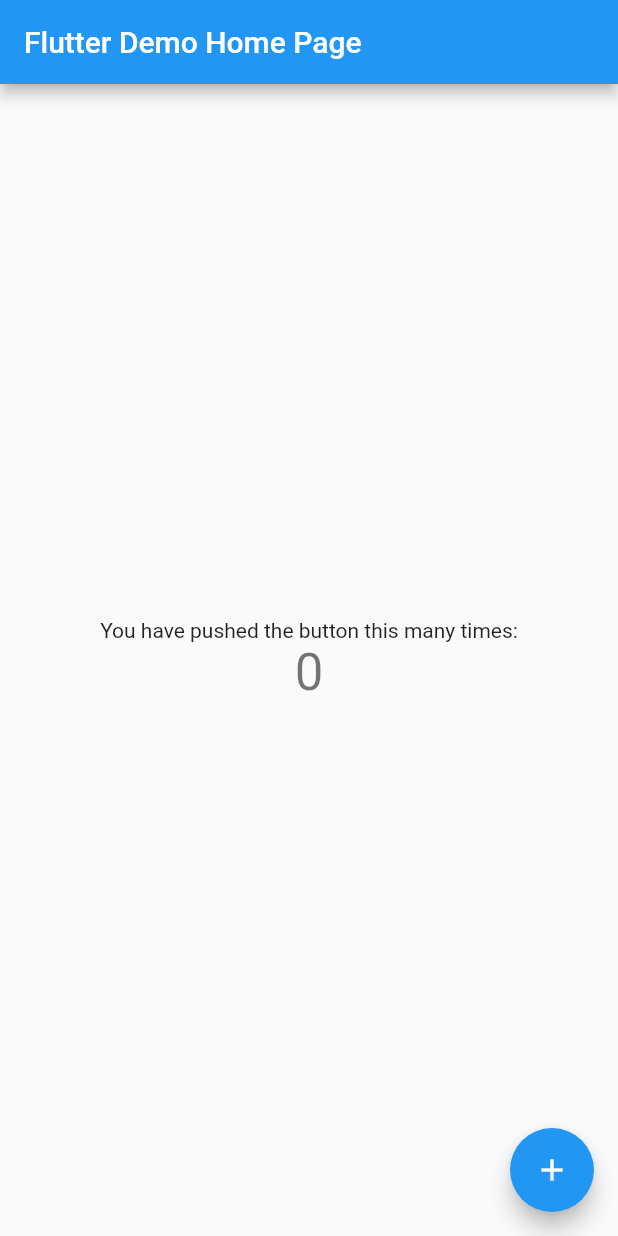
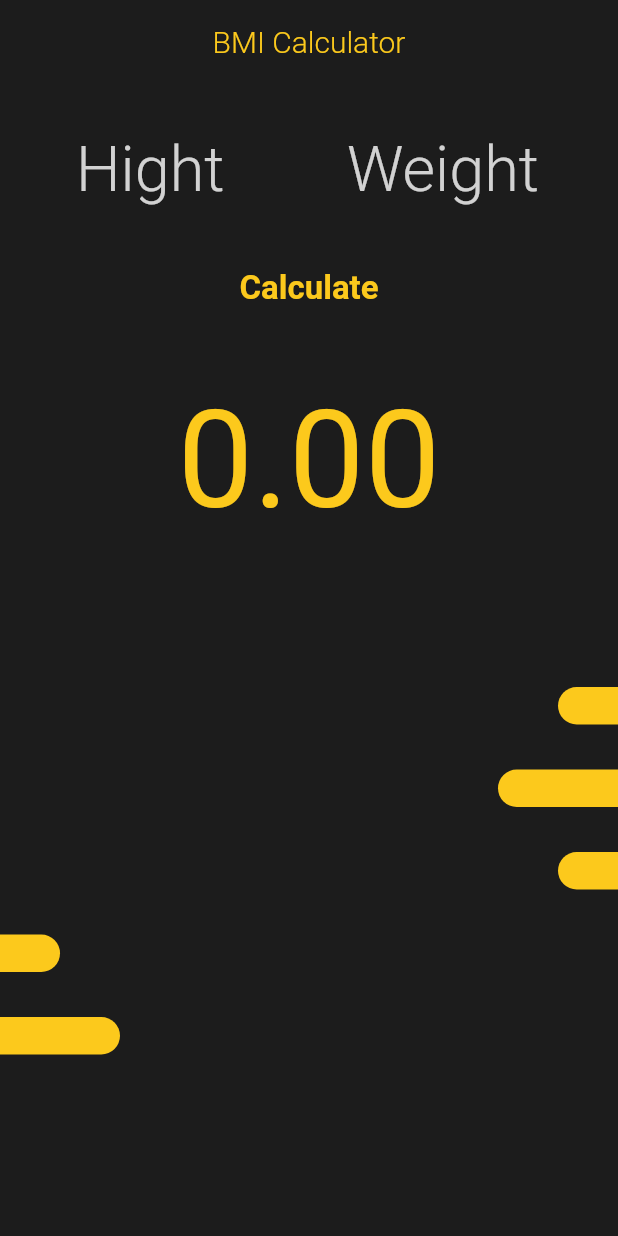
Before and after one commit to Mohammed-Salh/bodymasscollculater, a Flutter app: the screen it shows after launch, on a phone screen of 412 x 824 dp. Run offline on Flutter 3.47's test engine with Material 2 defaults, Android fonts, the phone set to English and light mode, and no system bars.

Commit message:
final Commit

```diff
--- /dev/null
+++ b/lib/constants/app_constants.dart
@@ -0,0 +1,4 @@
+import 'package:flutter/material.dart';
+
+final Color mainHexColor = Color(0xFF1C1C1C);
+final Color accentHexColor = Color(0xFFFCC91C);
--- a/lib/main.dart
+++ b/lib/main.dart
@@ -1,3 +1,4 @@
+import 'package:bodymasscollculater/screans/home.dart';
 import 'package:flutter/material.dart';
 
 void main() {
@@ -7,109 +8,18 @@
 class MyApp extends StatelessWidget {
   const MyApp({Key? key}) : super(key: key);
 
-  // This widget is the root of your application.
   @override
   Widget build(BuildContext context) {
     return MaterialApp(
-      title: 'Flutter Demo',
+      title: 'BMI  Calculator',
+      debugShowCheckedModeBanner: false,
       theme: ThemeData(
-        // This is the theme of your application.
+        primaryColor: Colors.yellow,
         //
-        // Try running your application with "flutter run". You'll see the
-        // application has a blue toolbar. Then, without quitting the app, try
-        // changing the primarySwatch below to Colors.green and then invoke
-        // "hot reload" (press "r" in the console where you ran "flutter run",
-        // or simply save your changes to "hot reload" in a Flutter IDE).
-        // Notice that the counter didn't reset back to zero; the application
-        // is not restarted.
-        primarySwatch: Colors.blue,
+        visualDensity: VisualDensity.adaptivePlatformDensity,
+        //
       ),
-      home: const MyHomePage(title: 'Flutter Demo Home Page'),
+      home: HomeScrean(),
     );
   }
 }
-
-class MyHomePage extends StatefulWidget {
-  const MyHomePage({Key? key, required this.title}) : super(key: key);
-
-  // This widget is the home page of your application. It is stateful, meaning
-  // that it has a State object (defined below) that contains fields that affect
-  // how it looks.
-
-  // This class is the configuration for the state. It holds the values (in this
-  // case the title) provided by the parent (in this case the App widget) and
-  // used by the build method of the State. Fields in a Widget subclass are
-  // always marked "final".
-
-  final String title;
-
-  @override
-  State<MyHomePage> createState() => _MyHomePageState();
-}
-
-class _MyHomePageState extends State<MyHomePage> {
-  int _counter = 0;
-
-  void _incrementCounter() {
-    setState(() {
-      // This call to setState tells the Flutter framework that something has
-      // changed in this State, which causes it to rerun the build method below
-      // so that the display can reflect the updated values. If we changed
-      // _counter without calling setState(), then the build method would not be
-      // called again, and so nothing would appear to happen.
-      _counter++;
-    });
-  }
-
-  @override
-  Widget build(BuildContext context) {
-    // This method is rerun every time setState is called, for instance as done
-    // by the _incrementCounter method above.
-    //
-    // The Flutter framework has been optimized to make rerunning build methods
-    // fast, so that you can just rebuild anything that needs updating rather
-    // than having to individually change instances of widgets.
-    return Scaffold(
-      appBar: AppBar(
-        // Here we take the value from the MyHomePage object that was created by
-        // the App.build method, and use it to set our appbar title.
-        title: Text(widget.title),
-      ),
-      body: Center(
-        // Center is a layout widget. It takes a single child and positions it
-        // in the middle of the parent.
-        child: Column(
-          // Column is also a layout widget. It takes a list of children and
-          // arranges them vertically. By default, it sizes itself to fit its
-          // children horizontally, and tries to be as tall as its parent.
-          //
-          // Invoke "debug painting" (press "p" in the console, choose the
-          // "Toggle Debug Paint" action from the Flutter Inspector in Android
-          // Studio, or the "Toggle Debug Paint" command in Visual Studio Code)
-          // to see the wireframe for each widget.
-          //
-          // Column has various properties to control how it sizes itself and
-          // how it positions its children. Here we use mainAxisAlignment to
-          // center the children vertically; the main axis here is the vertical
-          // axis because Columns are vertical (the cross axis would be
-          // horizontal).
-          mainAxisAlignment: MainAxisAlignment.center,
-          children: <Widget>[
-            const Text(
-              'You have pushed the button this many times:',
-            ),
-            Text(
-              '$_counter',
-              style: Theme.of(context).textTheme.headline4,
-            ),
-          ],
-        ),
-      ),
-      floatingActionButton: FloatingActionButton(
-        onPressed: _incrementCounter,
-        tooltip: 'Increment',
-        child: const Icon(Icons.add),
-      ), // This trailing comma makes auto-formatting nicer for build methods.
-    );
-  }
-}
--- /dev/null
+++ b/lib/screans/home.dart
@@ -0,0 +1,169 @@
+import 'package:flutter/material.dart';
+import '../widgets/left_bar.dart';
+import '../widgets/right_bar.dart';
+import '../constants/app_constants.dart';
+
+class HomeScrean extends StatefulWidget {
+  HomeScrean({Key? key}) : super(key: key);
+
+  @override
+  State<HomeScrean> createState() => _HomeScreanState();
+}
+
+class _HomeScreanState extends State<HomeScrean> {
+  TextEditingController _heightController = TextEditingController();
+  TextEditingController _weightController = TextEditingController();
+  double _bmiResult = 0;
+  String _textResult = " ";
+  @override
+  Widget build(BuildContext context) {
+    return Scaffold(
+      appBar: AppBar(
+        title: Text(
+          'BMI Calculator',
+          style: TextStyle(
+            color: accentHexColor,
+            fontWeight: FontWeight.w300,
+          ),
+        ),
+        backgroundColor: Colors.transparent,
+        elevation: 0,
+        centerTitle: true,
+      ),
+      backgroundColor: mainHexColor,
+      body: SingleChildScrollView(
+        child: Column(
+          children: [
+            SizedBox(
+              height: 20,
+            ),
+            Row(
+              mainAxisAlignment: MainAxisAlignment.spaceEvenly,
+              children: [
+                Container(
+                  width: 130,
+                  child: TextField(
+                    controller: _heightController,
+                    style: TextStyle(
+                      fontSize: 42,
+                      fontWeight: FontWeight.w300,
+                      color: accentHexColor,
+                    ),
+                    keyboardType: TextInputType.number,
+                    decoration: InputDecoration(
+                      border: InputBorder.none,
+                      hintText: "Hight",
+                      hintStyle: TextStyle(
+                        fontSize: 42,
+                        fontWeight: FontWeight.w300,
+                        color: Colors.white.withOpacity(0.8),
+                      ),
+                    ),
+                  ),
+                ),
+                Container(
+                  width: 130,
+                  child: TextField(
+                    controller: _weightController,
+                    style: TextStyle(
+                      fontSize: 42,
+                      fontWeight: FontWeight.w300,
+                      color: accentHexColor,
+                    ),
+                    keyboardType: TextInputType.number,
+                    decoration: InputDecoration(
+                      border: InputBorder.none,
+                      hintText: "Weight",
+                      hintStyle: TextStyle(
+                        fontSize: 42,
+                        fontWeight: FontWeight.w300,
+                        color: Colors.white.withOpacity(0.8),
+                      ),
+                    ),
+                  ),
+                )
+              ],
+            ),
+            const SizedBox(
+              height: 30,
+            ),
+            GestureDetector(
+              onTap: () {
+                double _h = double.parse(_heightController.text);
+                double _w = double.parse(_weightController.text);
+                setState(() {
+                  _bmiResult = _w / (_h * _h);
+                  if (_bmiResult > 25) {
+                    _textResult = "You are fat";
+                  } else if (_bmiResult >= 18.5 && _bmiResult <= 25) {
+                    _textResult = "Normal";
+                  } else {
+                    _textResult = "thin";
+                  }
+                });
+              },
+              child: Container(
+                child: Text(
+                  "Calculate",
+                  style: TextStyle(
+                      fontSize: 22,
+                      fontWeight: FontWeight.bold,
+                      color: accentHexColor),
+                ),
+              ),
+            ),
+            SizedBox(
+              height: 50,
+            ),
+            Container(
+              child: Text(
+                _bmiResult.toStringAsFixed(2),
+                style: TextStyle(
+                    fontSize: 90,
+                    fontWeight: FontWeight.w400,
+                    color: accentHexColor),
+              ),
+            ),
+            SizedBox(
+              height: 30,
+            ),
+            Visibility(
+              visible: _textResult.isNotEmpty,
+              child: Container(
+                child: Text(
+                  _textResult,
+                  style: TextStyle(
+                      fontSize: 32,
+                      fontWeight: FontWeight.w400,
+                      color: accentHexColor),
+                ),
+              ),
+            ),
+            SizedBox(
+              height: 30,
+            ),
+            LeftBar(barWidght: 40),
+            SizedBox(
+              height: 30,
+            ),
+            LeftBar(barWidght: 80),
+            SizedBox(
+              height: 30,
+            ),
+            LeftBar(barWidght: 40),
+            //
+            //
+            SizedBox(
+              height: 30,
+            ),
+            RightBar(barWidght: 40),
+            SizedBox(
+              height: 30,
+            ),
+            RightBar(barWidght: 80),
+          ],
+        ),
+      ),
+    );
+  }
+}
--- /dev/null
+++ b/lib/widgets/left_bar.dart
@@ -0,0 +1,29 @@
+import '../constants/app_constants.dart';
+import 'package:flutter/material.dart';
+
+class LeftBar extends StatelessWidget {
+  final double barWidght;
+  const LeftBar({
+    Key? key,
+    required this.barWidght,
+  }) : super(key: key);
+
+  @override
+  Widget build(BuildContext context) {
+    return Row(
+      mainAxisAlignment: MainAxisAlignment.end,
+      children: [
+        Container(
+          height: 25,
+          width: barWidght,
+          decoration: BoxDecoration(
+              borderRadius: BorderRadius.only(
+                topLeft: Radius.circular(20),
+                bottomLeft: Radius.circular(20),
+              ),
+              color: accentHexColor),
+        )
+      ],
+    );
+  }
+}
--- /dev/null
+++ b/lib/widgets/right_bar.dart
@@ -0,0 +1,29 @@
+import '../constants/app_constants.dart';
+import 'package:flutter/material.dart';
+
+class RightBar extends StatelessWidget {
+  final double barWidght;
+  const RightBar({
+    Key? key,
+    required this.barWidght,
+  }) : super(key: key);
+
+  @override
+  Widget build(BuildContext context) {
+    return Row(
+      mainAxisAlignment: MainAxisAlignment.start,
+      children: [
+        Container(
+          height: 25,
+          width: barWidght,
+          decoration: BoxDecoration(
+              borderRadius: const BorderRadius.only(
+                topRight: Radius.circular(20),
+                bottomRight: Radius.circular(20),
+              ),
+              color: accentHexColor),
+        )
+      ],
+    );
+  }
+}
```
